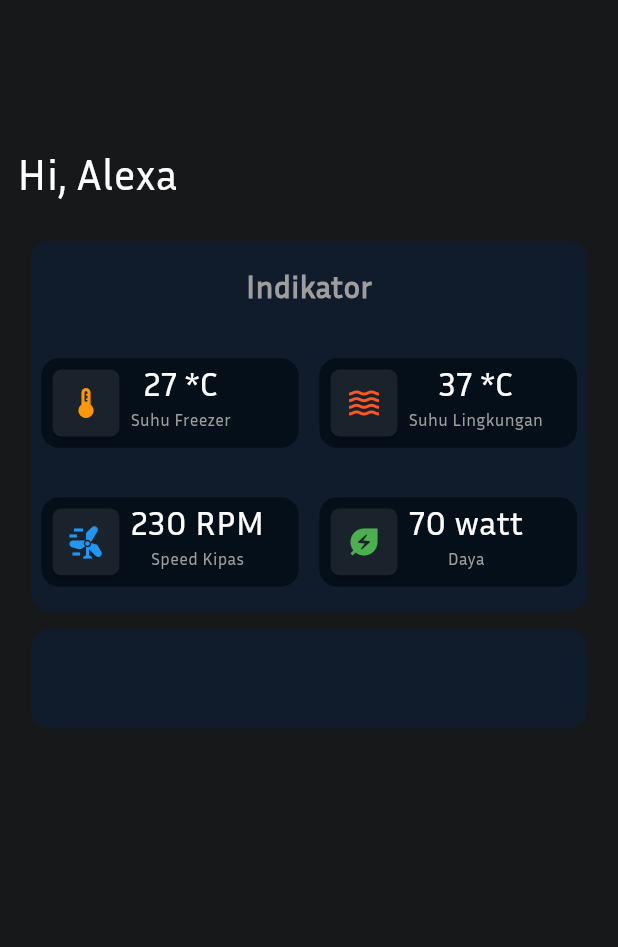
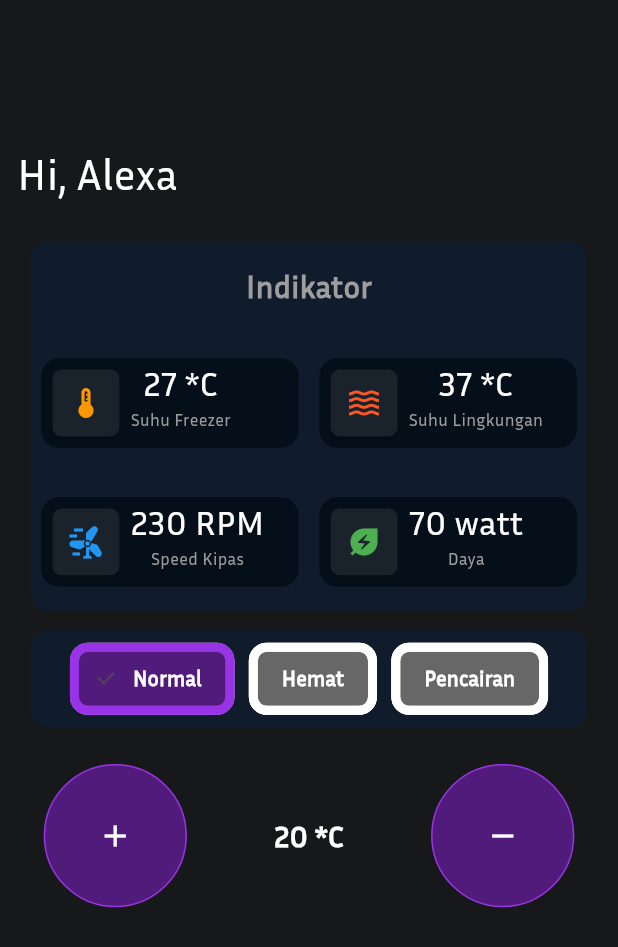
Before and after one commit to neorock07/freezeriot, a Flutter app: the screen it shows after launch, on a phone screen of 412 x 824 dp. Shown: the top 947 px of the screen. Run offline on Flutter 3.47's test engine with Material 2 defaults, Android fonts, the phone set to English and light mode, and no system bars; our stand-ins replace flutter_screenutil, get.

Commit message:
tombol plus-minus-mode

```diff
--- a/lib/Activity/Menu.dart
+++ b/lib/Activity/Menu.dart
@@ -1,6 +1,10 @@
 import 'package:flutter/material.dart';
 import 'package:flutter_screenutil/flutter_screenutil.dart';
 import 'package:freezeriot/Activity/Partials/CardIndikator.dart';
+import 'package:freezeriot/Activity/Partials/cardCircle.dart';
+import 'package:freezeriot/Controller/SelectModelController.dart';
+import 'package:freezeriot/Model/ModeModel.dart';
+import 'package:get/get.dart';
 
 class Menu extends StatefulWidget {
   const Menu({Key? key}) : super(key: key);
@@ -10,11 +14,24 @@ class Menu extends StatefulWidget {
 }
 
 class _MenuState extends State<Menu> {
+  var itemMode = <ModeModel>[
+    ModeModel(id: 1, label: "Normal"),
+    ModeModel(id: 2, label: "Hemat"),
+    ModeModel(id: 3, label: "Pencairan")
+  ];
+
+  /*
+    PANGGIL CONTROLLER MODE
+   */
+  var modeController = SelectModeController();
+  var count = 20.obs;
+
   @override
   Widget build(BuildContext context) {
     return Scaffold(
       backgroundColor: const Color.fromRGBO(23, 24, 26, 1),
-      body: Column(
+      body: SingleChildScrollView(
+        child: Column(
           mainAxisAlignment: MainAxisAlignment.start,
           children: [
             SizedBox(
@@ -30,7 +47,9 @@ class _MenuState extends State<Menu> {
                 child: Text(
                   "Hi, Alexa",
                   style: TextStyle(
-                    fontFamily: "Inria", color: Colors.white, fontSize: 25.sp),
+                      fontFamily: "Inria",
+                      color: Colors.white,
+                      fontSize: 25.sp),
                 ),
               ),
             ),
@@ -132,8 +151,73 @@ class _MenuState extends State<Menu> {
               decoration: BoxDecoration(
                   color: const Color.fromRGBO(16, 27, 43, 1),
                   borderRadius: BorderRadius.circular(10.h)),
+              child: Obx(() => Align(
+                    alignment: Alignment.center,
+                    child: Wrap(
+                      spacing: 8.dm,
+                      children: itemMode
+                          .map(
+                            (e) => ChoiceChip(
+                              selectedColor: Color.fromRGBO(81, 27, 124, 1),
+                              backgroundColor: Color.fromRGBO(103, 103, 103, 1),
+                              shape: RoundedRectangleBorder(
+                                  borderRadius: BorderRadius.circular(10.dm),
+                                  side: BorderSide(
+                                      color: (modeController.isSelect.value ==
+                                              e.id)
+                                          ? Color.fromRGBO(153, 51, 230, 1)
+                                          : Colors.white,
+                                      width: 5.dm)),
+                              label: Text(
+                                "${e.label}",
+                                style: const TextStyle(
+                                    color: Colors.white,
+                                    fontFamily: "Inria",
+                                    fontWeight: FontWeight.bold),
+                              ),
+                              selected: modeController.isSelect.value == e.id,
+                              onSelected: (_) {
+                                modeController.isSelect.value = e.id!;
+                                debugPrint("Selected: ${e.id}");
+                              },
+                            ),
                           )
+                          .toList(),
+                    ),
+                  )),
+            ),
+            SizedBox(
+              height: 20.h,
+            ),
+            Obx(() => Row(
+                  mainAxisAlignment: MainAxisAlignment.spaceAround,
+                  children: [
+                    CardCircle(context,
+                        color: Color.fromRGBO(81, 27, 124, 1),
+                        icon: Icons.add,
+                        func: (){
+                          count.value +=1;
+                        }
+                        ),
+                    Text(
+                      "${count.value} *C",
+                      style: const TextStyle(
+                          color: Colors.white,
+                          fontFamily: "Inria",
+                          fontSize: 20,
+                          fontWeight: FontWeight.bold),
+                    ),
+                    CardCircle(context,
+                        color: Color.fromRGBO(81, 27, 124, 1),
+                        icon: Icons.remove,
+                        func: (){
+                          count.value -=1;
+                        }
+                        ),
                   ],
+                ))
+          ],
+        ),
       ),
     );
   }
--- /dev/null
+++ b/lib/Activity/Partials/cardCircle.dart
@@ -0,0 +1,28 @@
+import 'package:flutter/material.dart';
+import 'package:flutter/widgets.dart';
+import 'package:flutter_screenutil/flutter_screenutil.dart';
+
+Widget CardCircle(BuildContext context, {
+  IconData? icon,
+  Color? color,
+  Function()? func
+}){
+  return Material(
+    color: Colors.transparent,
+    child: InkWell(
+      onTap: func,
+      child: Container(
+        height: 80.dm,
+        width: 80.dm,
+        decoration: BoxDecoration(
+          shape: BoxShape.circle,
+          color: color,
+          border: Border.all(color:Color.fromRGBO(153, 51, 230, 1))
+        ),
+        child: Center(
+          child:Icon(icon, color: Colors.white,)
+        ),
+      ),
+    ),
+  ) ;
+}
--- a/lib/Controller/SelectModelController.dart
+++ b/lib/Controller/SelectModelController.dart
@@ -2,6 +2,6 @@ import 'package:get/get.dart';
 
 class SelectModeController extends GetxController {
 
-  var isSelect = false;
+  var isSelect = 1.obs;
 
 }
--- /dev/null
+++ b/lib/Model/ModeModel.dart
@@ -0,0 +1,12 @@
+class ModeModel{
+  int? id;
+  String? label;
+  dynamic func;
+
+  ModeModel({
+    this.id,
+    this.label,
+    this.func
+  });
+
+}
```
Lines whose indentation alone changed are shown as unchanged.
